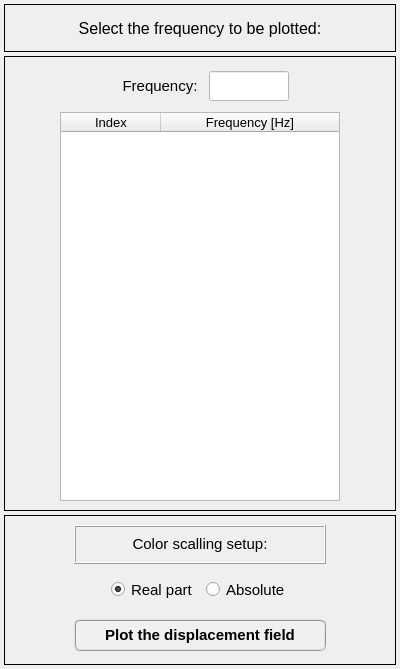
The window that data/user_input/ui/plots_/results_/structural_/plot_displacement_field_for_harmonic_analysis.ui (open-pulse/OpenPulse) describes before a commit, drawn with Qt 5.
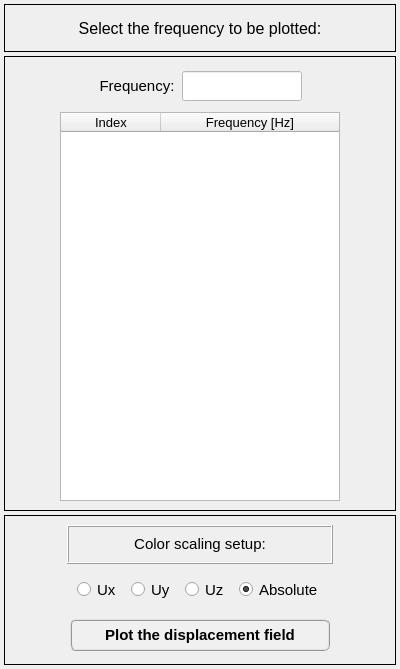
The same window after the commit.

Commit message: Adds scaling color controls to the field plots

What changed in the file:
```diff
--- a/data/user_input/ui/plots_/results_/structural_/plot_displacement_field_for_harmonic_analysis.ui
+++ b/data/user_input/ui/plots_/results_/structural_/plot_displacement_field_for_harmonic_analysis.ui
@@ -159,7 +159,10 @@
          <property name="bottomMargin">
           <number>0</number>
          </property>
-         <property name="spacing">
+         <property name="horizontalSpacing">
+          <number>6</number>
+         </property>
+         <property name="verticalSpacing">
           <number>0</number>
          </property>
          <item row="0" column="1">
@@ -199,13 +202,13 @@
            </property>
            <property name="minimumSize">
             <size>
-             <width>80</width>
+             <width>120</width>
              <height>30</height>
             </size>
            </property>
            <property name="maximumSize">
             <size>
-             <width>80</width>
+             <width>120</width>
              <height>30</height>
             </size>
            </property>
@@ -392,13 +395,13 @@
           <widget class="QPushButton" name="pushButton_plot">
            <property name="minimumSize">
             <size>
-             <width>252</width>
+             <width>260</width>
              <height>32</height>
             </size>
            </property>
            <property name="maximumSize">
             <size>
-             <width>252</width>
+             <width>260</width>
              <height>32</height>
             </size>
            </property>
@@ -446,12 +449,88 @@
           <number>0</number>
          </property>
          <property name="horizontalSpacing">
-          <number>8</number>
+          <number>10</number>
          </property>
          <property name="verticalSpacing">
           <number>0</number>
          </property>
          <item row="0" column="2">
+          <widget class="QRadioButton" name="radioButton_real_part_uy">
+           <property name="enabled">
+            <bool>true</bool>
+           </property>
+           <property name="minimumSize">
+            <size>
+             <width>0</width>
+             <height>21</height>
+            </size>
+           </property>
+           <property name="maximumSize">
+            <size>
+             <width>200</width>
+             <height>21</height>
+            </size>
+           </property>
+           <property name="font">
+            <font>
+             <family>MS Shell Dlg 2</family>
+             <pointsize>11</pointsize>
+             <weight>50</weight>
+             <italic>false</italic>
+             <bold>false</bold>
+             <stylestrategy>PreferAntialias</stylestrategy>
+            </font>
+           </property>
+           <property name="focusPolicy">
+            <enum>Qt::ClickFocus</enum>
+           </property>
+           <property name="text">
+            <string>Uy</string>
+           </property>
+           <property name="checked">
+            <bool>false</bool>
+           </property>
+          </widget>
+         </item>
+         <item row="0" column="1">
+          <widget class="QRadioButton" name="radioButton_real_part_ux">
+           <property name="enabled">
+            <bool>true</bool>
+           </property>
+           <property name="minimumSize">
+            <size>
+             <width>0</width>
+             <height>21</height>
+            </size>
+           </property>
+           <property name="maximumSize">
+            <size>
+             <width>200</width>
+             <height>21</height>
+            </size>
+           </property>
+           <property name="font">
+            <font>
+             <family>MS Shell Dlg 2</family>
+             <pointsize>11</pointsize>
+             <weight>50</weight>
+             <italic>false</italic>
+             <bold>false</bold>
+             <stylestrategy>PreferAntialias</stylestrategy>
+            </font>
+           </property>
+           <property name="focusPolicy">
+            <enum>Qt::ClickFocus</enum>
+           </property>
+           <property name="text">
+            <string>Ux</string>
+           </property>
+           <property name="checked">
+            <bool>false</bool>
+           </property>
+          </widget>
+         </item>
+         <item row="0" column="4">
           <widget class="QRadioButton" name="radioButton_absolute">
            <property name="minimumSize">
             <size>
@@ -482,44 +561,6 @@
             <string>Absolute</string>
            </property>
            <property name="checked">
-            <bool>false</bool>
-           </property>
-          </widget>
-         </item>
-         <item row="0" column="1">
-          <widget class="QRadioButton" name="radioButton_real">
-           <property name="enabled">
-            <bool>true</bool>
-           </property>
-           <property name="minimumSize">
-            <size>
-             <width>0</width>
-             <height>21</height>
-            </size>
-           </property>
-           <property name="maximumSize">
-            <size>
-             <width>200</width>
-             <height>21</height>
-            </size>
-           </property>
-           <property name="font">
-            <font>
-             <family>MS Shell Dlg 2</family>
-             <pointsize>11</pointsize>
-             <weight>50</weight>
-             <italic>false</italic>
-             <bold>false</bold>
-             <stylestrategy>PreferAntialias</stylestrategy>
-            </font>
-           </property>
-           <property name="focusPolicy">
-            <enum>Qt::ClickFocus</enum>
-           </property>
-           <property name="text">
-            <string>Real part</string>
-           </property>
-           <property name="checked">
             <bool>true</bool>
            </property>
           </widget>
@@ -534,7 +575,7 @@
            </property>
           </widget>
          </item>
-         <item row="0" column="3">
+         <item row="0" column="5">
           <widget class="QFrame" name="frame_10">
            <property name="frameShape">
             <enum>QFrame::NoFrame</enum>
@@ -544,6 +585,44 @@
            </property>
           </widget>
          </item>
+         <item row="0" column="3">
+          <widget class="QRadioButton" name="radioButton_real_part_uz">
+           <property name="enabled">
+            <bool>true</bool>
+           </property>
+           <property name="minimumSize">
+            <size>
+             <width>0</width>
+             <height>21</height>
+            </size>
+           </property>
+           <property name="maximumSize">
+            <size>
+             <width>200</width>
+             <height>21</height>
+            </size>
+           </property>
+           <property name="font">
+            <font>
+             <family>MS Shell Dlg 2</family>
+             <pointsize>11</pointsize>
+             <weight>50</weight>
+             <italic>false</italic>
+             <bold>false</bold>
+             <stylestrategy>PreferAntialias</stylestrategy>
+            </font>
+           </property>
+           <property name="focusPolicy">
+            <enum>Qt::ClickFocus</enum>
+           </property>
+           <property name="text">
+            <string>Uz</string>
+           </property>
+           <property name="checked">
+            <bool>false</bool>
+           </property>
+          </widget>
+         </item>
         </layout>
        </widget>
       </item>
@@ -604,7 +683,7 @@
             <number>0</number>
            </property>
            <property name="text">
-            <string>Color scalling setup:</string>
+            <string>Color scaling setup:</string>
            </property>
            <property name="alignment">
             <set>Qt::AlignCenter</set>
```
The commit also changes 14 other files.
